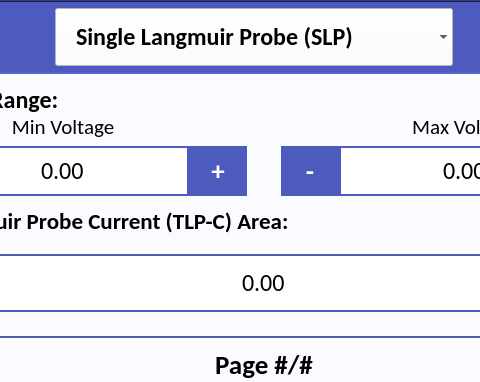
This is src/user_interface/user_settings.ui in CFigueroa90894/plasmetry as Qt 5 draws it before an edit; both pictures show x 136 to 616 and y 0 to 382 of the 800 by 480 pixel window. The edited form follows.
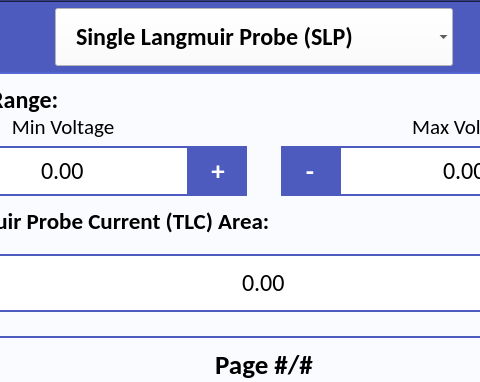
This is the edited form. The open tabs and pages were chosen to show the change.

```diff
--- a/src/user_interface/user_settings.ui
+++ b/src/user_interface/user_settings.ui
@@ -4360,7 +4360,7 @@
                <string notr="true"/>
               </property>
               <property name="title">
-               <string>Triple Langmuir Probe Current (TLP-C) Area:</string>
+               <string>Triple Langmuir Probe Current (TLC) Area:</string>
               </property>
               <property name="alignment">
                <set>Qt::AlignLeading|Qt::AlignLeft|Qt::AlignVCenter</set>
```
Left out of the diff: 24 changed lines with no effect on the pictures.
